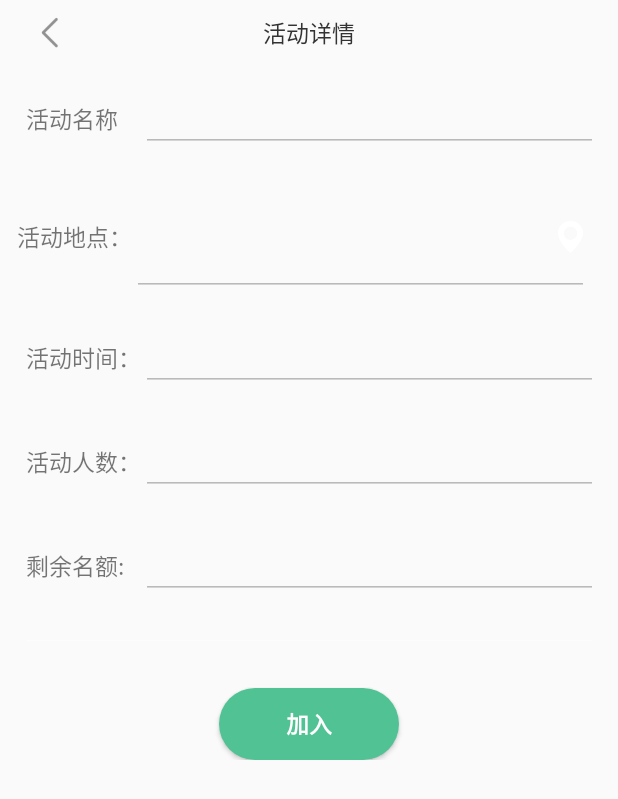
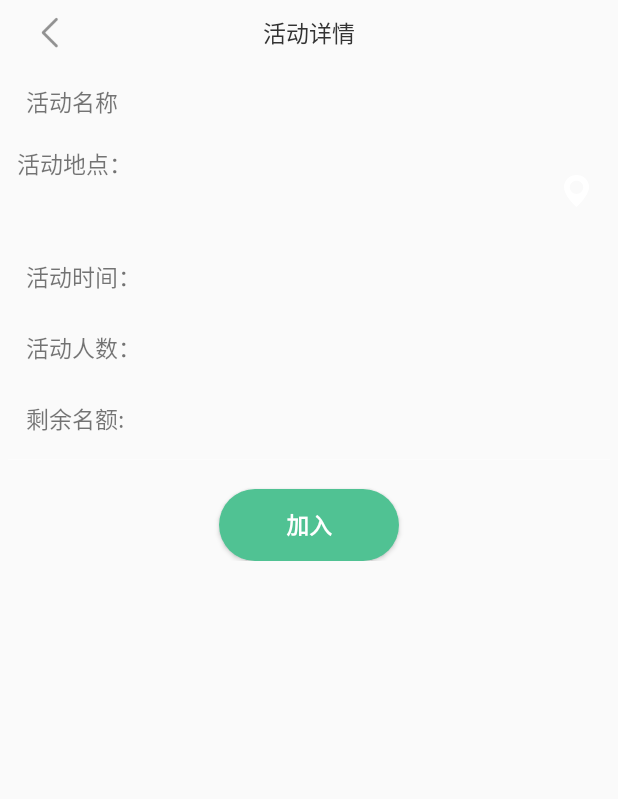
Before and after one commit to WeihaoJiang/sport, an Android app: the PublishFragment screen opened directly, with no data from a screen before it, on a phone screen of 412 x 824 dp. Shown: the top 799 px of the screen. Run offline under Robolectric (Android 15) with nearby library versions, the phone set to English and light mode, and no system bars; our stand-ins replace CircleImageView, EventBus; libraries missing offline, so code that uses them is left out: com.avos.avoscloud, com.bin.david; 6 statements that could not run were skipped.

Commit message:
update:恢复被婷姐覆盖的代码

```diff
--- a/app/src/main/res/layout/fragment_publish.xml
+++ b/app/src/main/res/layout/fragment_publish.xml
@@ -25,7 +25,7 @@
                     android:text="活动名称"
                     android:textSize="15sp" />
 
-                <EditText
+                <TextView
                     android:id="@+id/etpoduct_name"
                     android:layout_width="wrap_content"
                     android:layout_height="wrap_content"
@@ -39,7 +39,7 @@
                     android:layout_height="wrap_content"
                     android:text="活动地点："
                     android:textSize="15sp" />
-                <EditText
+                <TextView
                     android:id="@+id/address"
                     android:layout_width="wrap_content"
                     android:layout_height="wrap_content"
@@ -60,7 +60,7 @@
                     android:text="活动时间："
                     android:textSize="15sp" />
 
-                <EditText
+                <TextView
                     android:id="@+id/time"
                     android:layout_width="match_parent"
                     android:layout_height="wrap_content"
@@ -75,7 +75,7 @@
                     android:text="活动人数："
                     android:textSize="15sp" />
 
-                <EditText
+                <TextView
                     android:id="@+id/phone_num"
                     android:layout_width="match_parent"
                     android:layout_height="wrap_content"
@@ -92,25 +92,14 @@
                     android:text="剩余名额:"
                     android:textSize="15sp" />
 
-                <EditText
+                <TextView
                     android:id="@+id/button_sub_num"
                     android:layout_width="match_parent"
                     android:layout_height="wrap_content"
                     android:enabled="false"
                     android:singleLine="true" />
             </TableRow>
-            <TableRow android:padding="12dp">
 
-<!--                <Button-->
-<!--                    android:id="@+id/button_select_picture"-->
-<!--                    style="?android:textAppearanceSmall"-->
-<!--                    android:layout_width="120dp"-->
-<!--                    android:layout_height="60dp"-->
-<!--                    android:layout_marginTop="3dp"-->
-<!--                    android:layout_marginRight="10dp"-->
-<!--                    android:layout_weight="1"-->
-<!--                    android:text="视图冲击"-->
-<!--                    android:textStyle="bold" />-->
 
             <ImageView
                 android:id="@+id/imageview_select_publish"
@@ -120,9 +109,6 @@
                 android:layout_weight="1"
                 android:scaleType="centerCrop"
                 android:src="@android:drawable/screen_background_light_transparent" />
-            </TableRow>
-
-
 
             <ProgressBar
                 android:id="@+id/mProgess"
```
Lines whose indentation alone changed are shown as unchanged.
